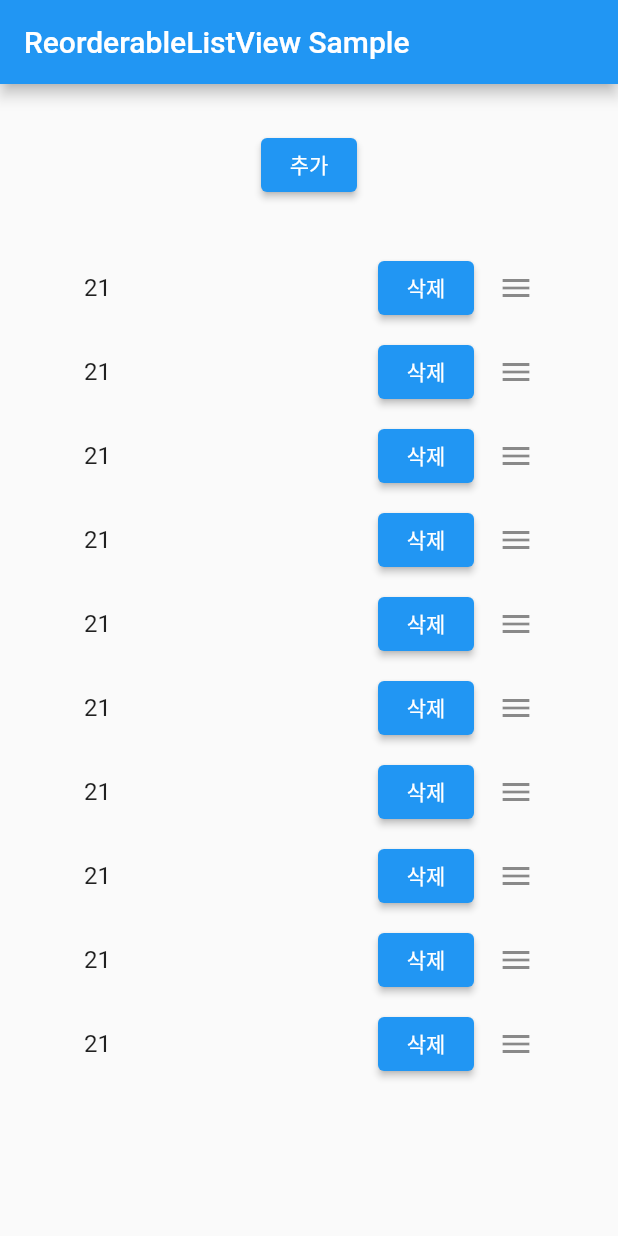
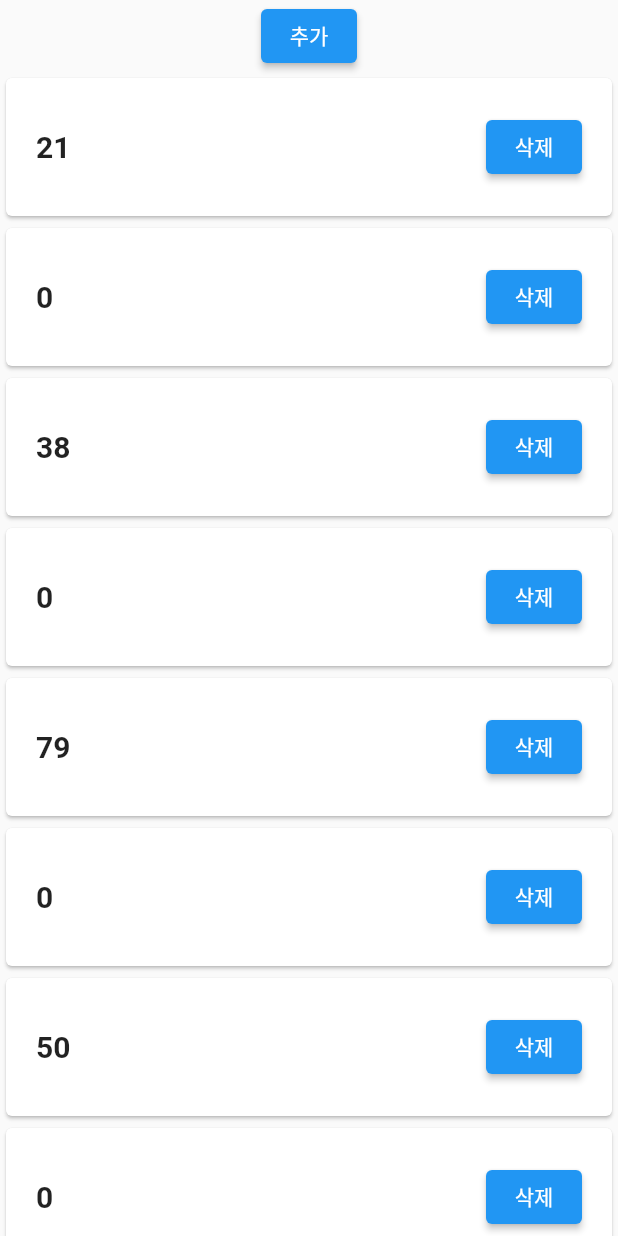
Before and after one commit to pyowonsik/flutter_assignment, a Flutter app: the screen it shows after launch, on a phone screen of 412 x 824 dp. Run offline on Flutter 3.47's test engine with Material 2 defaults, Android fonts, the phone set to English and light mode, and no system bars.

Commit message:
feature : 드래그 기능

```diff
--- a/lib/main.dart
+++ b/lib/main.dart
@@ -1,5 +1,6 @@
 import 'package:flutter/material.dart';
 import 'package:flutter_assignment/src/assignment/dart_assignment/dart_assignment.dart';
+import 'package:flutter_assignment/src/assignment/flutter_assignment/draggable_widget.dart';
 import 'package:flutter_assignment/src/assignment/flutter_assignment/flutter_assignment.dart';
 
 void main() {
@@ -18,7 +19,7 @@ class MyApp extends StatelessWidget {
       ),
       // home: const FlutterAssignment(),
 
-      home: const ReorderableApp(),
+      home: const FlutterAssignment(),
     );
   }
 }
--- a/lib/src/assignment/flutter_assignment/flutter_assignment.dart
+++ b/lib/src/assignment/flutter_assignment/flutter_assignment.dart
@@ -1,12 +1,12 @@
 import 'dart:math';
 
-import 'package:drag_and_drop_lists/drag_and_drop_item.dart';
-import 'package:drag_and_drop_lists/drag_and_drop_list.dart';
-import 'package:drag_and_drop_lists/drag_and_drop_lists.dart';
-import 'package:draggable_fab/draggable_fab.dart';
+// import 'package:drag_and_drop_lists/drag_and_drop_item.dart';
+// import 'package:drag_and_drop_lists/drag_and_drop_list.dart';
+// import 'package:drag_and_drop_lists/drag_and_drop_lists.dart';
+// import 'package:draggable_fab/draggable_fab.dart';
+// import 'package:flutter_assignment/src/assignment/flutter_assignment/data/draggable_lists.dart';
+// import 'package:flutter_assignment/src/assignment/flutter_assignment/model/draggabl_list.dart';
 import 'package:flutter/material.dart';
-import 'package:flutter_assignment/src/assignment/flutter_assignment/data/draggable_lists.dart';
-import 'package:flutter_assignment/src/assignment/flutter_assignment/model/draggabl_list.dart';
 
 // 과제 1.
 // 1. 초기에 10개의 랜덤한 숫자를 생성해 card 형태로 보여준다.
@@ -17,230 +17,235 @@ import 'package:flutter_assignment/src/assignment/flutter_assignment/model/dragg
 
 // git - pyowonsik branch에서 작업 하고 기능 단위 커밋 -> origin pyowonsik push -> github에서 PR 후 Merge 하기
 
-import 'package:flutter/material.dart';
+class FlutterAssignment extends StatefulWidget {
+  const FlutterAssignment({Key? key}) : super(key: key);
 
-void main() => runApp(const ReorderableApp());
+  @override
+  _FlutterAssignment createState() => _FlutterAssignment();
+}
 
-class ReorderableApp extends StatelessWidget {
-  const ReorderableApp({super.key});
+Random randomSeed = Random();
+
+class _FlutterAssignment extends State<FlutterAssignment> {
+  List<int> numbers = [];
+  var changeNumber;
+  var resultNumber = 0;
+
+  var result = 0;
+
+  // int? randNum;
+  // 화면 변화할때 사용.
+  @override
+  void initState() {
+    super.initState();
+    for (var i = 0; i < 10; i++) {
+      numbers.add(randomSeed.nextInt(100) + 1);
+    }
+  }
 
   @override
   Widget build(BuildContext context) {
-    return MaterialApp(
-      home: Scaffold(
-        appBar: AppBar(title: const Text('ReorderableListView Sample')),
-        body: const ReorderableExample(),
+    return Scaffold(
+      body: Column(
+        crossAxisAlignment: CrossAxisAlignment.center,
+        children: [
+          Row(
+            mainAxisAlignment: MainAxisAlignment.center,
+            children: [
+              ElevatedButton(
+                  onPressed: () {
+                    setState(() {
+                      numbers.add(randomSeed.nextInt(100) + 1);
+                    });
+                  },
+                  child: const Text('추가')),
+            ],
+          ),
+          // feedback = cur index.toString
+          // child = list
+          // dragtarget = pre index.toString
+
+          Expanded(
+            child: ListView.builder(
+                itemCount: numbers.length,
+                itemBuilder: (BuildContext context, int index) {
+                  return Column(
+                    children: [
+                      //
+
+                      Draggable(
+                        data: numbers[index],
+
+                        //feedback
+                        feedback: GestureDetector(
+                          onTap: () {
+                            setState(() {});
+                          },
+                          child: SizedBox(
+                            height: 100,
+                            child: Card(
+                              child: Padding(
+                                padding:
+                                    const EdgeInsets.fromLTRB(20, 0, 20, 0),
+                                child: Row(
+                                  mainAxisAlignment:
+                                      MainAxisAlignment.spaceBetween,
+                                  children: [
+                                    Text(
+                                      numbers[index].toString(),
+                                      style: const TextStyle(
+                                          fontSize: 20,
+                                          fontWeight: FontWeight.bold),
+                                    ),
+                                    ElevatedButton(
+                                        onPressed: () {},
+                                        child: const Text('삭제')),
+                                  ],
+                                ),
+                              ),
+                            ),
+                          ),
+                        ),
+
+                        // child
+                        child: GestureDetector(
+                          onTap: () {
+                            setState(() {
+                              numbers[index]++;
+                            });
+                          },
+                          child: SizedBox(
+                            height: 100,
+                            child: Card(
+                              child: Padding(
+                                padding:
+                                    const EdgeInsets.fromLTRB(20, 0, 20, 0),
+                                child: Row(
+                                  mainAxisAlignment:
+                                      MainAxisAlignment.spaceBetween,
+                                  children: [
+                                    Text(
+                                      numbers[index].toString(),
+                                      style: const TextStyle(
+                                          fontSize: 20,
+                                          fontWeight: FontWeight.bold),
+                                    ),
+                                    ElevatedButton(
+                                        onPressed: () {
+                                          setState(() {
+                                            numbers.remove(numbers[index]);
+                                          });
+                                        },
+                                        child: const Text('삭제')),
+                                  ],
+                                ),
+                              ),
+                            ),
+                          ),
+                        ),
+
+                        // onDragStarted: () {
+                        //   print(index);
+
+                        //   // 드래그 타겟을 다른 리스트의 인덱스로 바꿔줌
+                        //   DragTarget(
+                        //     builder: (
+                        //       BuildContext context,
+                        //       List<dynamic> accepted,
+                        //       List<dynamic> rejected,
+                        //     ) {
+                        //       return Container();
+                        //     },
+                        //     onAccept: (data) {
+                        //       setState(() {
+                        //         data:
+                        //         result;
+                        //       });
+                        //     },
+                        //   );
+                        // },
+                      ),
+
+                      // Sample Target
+                      DragTarget(
+                        builder: (
+                          BuildContext context,
+                          List<dynamic> accepted,
+                          List<dynamic> rejected,
+                        ) {
+                          return SizedBox(
+                            height: 100,
+                            child: Card(
+                              child: Padding(
+                                padding:
+                                    const EdgeInsets.fromLTRB(20, 0, 20, 0),
+                                child: Row(
+                                  mainAxisAlignment:
+                                      MainAxisAlignment.spaceBetween,
+                                  children: [
+                                    Text(
+                                      result.toString(),
+                                      style: const TextStyle(
+                                          fontSize: 20,
+                                          fontWeight: FontWeight.bold),
+                                    ),
+                                    ElevatedButton(
+                                        onPressed: () {
+                                          setState(() {});
+                                        },
+                                        child: const Text('삭제')),
+                                  ],
+                                ),
+                              ),
+                            ),
+                          );
+                        },
+                        onAccept: (int data) {
+                          setState(() {
+                            changeNumber = result;
+                            result = numbers[index];
+                            numbers[index] = changeNumber;
+                          });
+                        },
+                      ),
+                      // Sample Target
+                    ],
+                  );
+                }),
+          ),
+          // Sample Target
+          // DragTarget(
+          //   builder: (
+          //     BuildContext context,
+          //     List<dynamic> accepted,
+          //     List<dynamic> rejected,
+          //   ) {
+          //     return Container(
+          //       height: 100.0,
+          //       width: 100.0,
+          //       color: Colors.cyan,
+          //       child: Center(
+          //         child: Text(
+          //           'Re:  ${result}',
+          //           style: TextStyle(fontSize: 20),
+          //         ),
+          //       ),
+          //     );
+          //   },
+          //   onAccept: (int data) {
+          //     setState(() {
+          //       result = data;
+          //     });
+          //   },
+          // ),
+        ],
       ),
     );
   }
 }
 
-class ReorderableExample extends StatefulWidget {
-  const ReorderableExample({super.key});
-
-  @override
-  State<ReorderableExample> createState() => _MyStatefulWidgetState();
-}
-
-class _MyStatefulWidgetState extends State<ReorderableExample> {
-  final List<int> _items = List<int>.generate(10, (int index) => index);
-
-  List<int> arrNum = [];
-  var randNum;
-
-  // 화면 변화할때 사용.
-  void initState() {
-    super.initState();
-    for (var i = 0; i < 10; i++) {
-      arrNum.add(Random().nextInt(100) + 1);
-    }
-  }
-
-  @override
-  Widget build(BuildContext context) {
-    final ColorScheme colorScheme = Theme.of(context).colorScheme;
-    final Color oddItemColor = colorScheme.primary.withOpacity(0.05);
-    final Color evenItemColor = colorScheme.primary.withOpacity(0.15);
-
-    return Scaffold(
-        body: Column(
-      children: [
-        SizedBox(
-          height: 30,
-        ),
-        ElevatedButton(
-            onPressed: () {
-              setState(() {
-                randNum = Random().nextInt(100) + 1;
-                arrNum.add(randNum);
-              });
-            },
-            child: Text('추가')),
-        SizedBox(
-          height: 30,
-        ),
-        Expanded(
-            child: ReorderableListView(
-          padding: const EdgeInsets.symmetric(horizontal: 40),
-          children: [
-            for (int index = 0; index < arrNum.length; index += 1)
-              ListTile(
-                onTap: () {
-                  setState(() {
-                    arrNum[index]++;
-                  });
-                },
-                key: Key('$index'),
-                // tileColor: arrNum[index].isOdd ? oddItemColor : evenItemColor,
-                title: Row(
-                    mainAxisAlignment: MainAxisAlignment.spaceBetween,
-                    children: [
-                      Text('${arrNum[index]}'),
-                      ElevatedButton(
-                          onPressed: () {
-                            setState(() {
-                              arrNum.remove(arrNum[index]);
-                            });
-                          },
-                          child: Text('삭제')),
-                    ]),
-                trailing: Icon(Icons.menu),
-              ),
-          ],
-          onReorder: (int oldIndex, int newIndex) {
-            setState(() {
-              if (oldIndex < newIndex) {
-                newIndex -= 1;
-              }
-              final int item = arrNum.removeAt(oldIndex);
-              arrNum.insert(newIndex, item);
-            });
-          },
-        )),
-      ],
-    ));
-  }
-}
-
-
-
-
-
-
-
-
-
-
-
-
-
-
-
-
-
-
-
-// class MainPage extends StatefulWidget {
-//   const MainPage({super.key});
-//   @override
-//   _MainPage createState() => _MainPage();
-// }
-
-// class _MainPage extends State<MainPage> {
-//   List<int> arrNum = [];
-//   List<DragAndDropList> _contents = [];
-
-//   @override
-//   void initState() {
-//     super.initState();
-
-//     for (var i = 0; i < 10; i++) {
-//       arrNum.add(Random().nextInt(100) + 1);
-//     }
-
-//     // Generate a list
-//     _contents = List.generate(10, (index) {
-//       return DragAndDropList(
-//         children: <DragAndDropItem>[
-//           DragAndDropItem(
-//             child: InkWell(
-//               onTap: (){
-//                 setState(() {
-//                    arrNum[index] += 1;
-//                    print(arrNum[index]);
-//                 });
-//                },
-//               child: SizedBox(
-//                 height: 100,
-//                 child: Row(
-//                   children: [
-//                     Card(
-//                       child: Text(arrNum[index].toString()),
-//                     ),
-//                   ],
-//                 ),
-//               ),
-//             ),
-//           ),
-//         ],
-//       );
-//     });
-//   }
-
-//   @override
-//   Widget build(BuildContext context) {
-//     return Scaffold(
-//       body: Column(
-//         children: [
-//           ElevatedButton(
-//               onPressed: () {
-//                 setState(() {});
-//               },
-//               child: Text('추가')),
-//           Expanded(
-//             child: DragAndDropLists(
-
-//             children: _contents,
-//             // listDragHandle: buildDragHandle(isList: true),
-//             itemDragHandle: buildDragHandle(),
-//             onItemReorder: _onItemReorder,
-//             onListReorder: _onListReorder,
-//           )),
-//         ],
-//       ),
-//     );
-//   }
-
-//   DragHandle buildDragHandle({bool isList = false}) {
-//     final verticalAlignment = isList
-//         ? DragHandleVerticalAlignment.top
-//         : DragHandleVerticalAlignment.center;
-//     final color = isList ? Colors.blueGrey : Colors.black26;
-
-//     return DragHandle(
-//       verticalAlignment: verticalAlignment,
-//       child: Row(children: [
-//         ElevatedButton(onPressed: () {}, child: Text('삭제')),
-//         Icon(Icons.menu, color: color),
-//       ]),
-//     );
-//   }
-
-//   _onItemReorder(
-//       int oldItemIndex, int oldListIndex, int newItemIndex, int newListIndex) {
-//     setState(() {
-//       var movedItem = _contents[oldListIndex].children.removeAt(oldItemIndex);
-//       _contents[newListIndex].children.insert(newItemIndex, movedItem);
-//     });
-//   }
-
-//   _onListReorder(int oldListIndex, int newListIndex) {
-//     setState(() {
-//       var movedList = _contents.removeAt(oldListIndex);
-//       _contents.insert(newListIndex, movedList);
-//     });
-//   }
-// }
+// // Reorderable
+// import 'package:flutter/material.dart';
 
 // class FlutterAssignment extends StatefulWidget {
 //   const FlutterAssignment({Key? key}) : super(key: key);
@@ -249,72 +254,84 @@ class _MyStatefulWidgetState extends State<ReorderableExample> {
 //   _FlutterAssignment createState() => _FlutterAssignment();
 // }
 
+// Random randomSeed = Random();
+
 // class _FlutterAssignment extends State<FlutterAssignment> {
-//   List<int> arrNum = [];
-//   var randNum;
+//   // final List<int> _items = List<int>.generate(10, (int index) => index);
+//   // int? randomNumber;
+//   List<int> numbers = [];
 
 //   // 화면 변화할때 사용.
+//   @override
 //   void initState() {
 //     super.initState();
 //     for (var i = 0; i < 10; i++) {
-//       arrNum.add(Random().nextInt(100) + 1);
+//       numbers.add(randomSeed.nextInt(100) + 1);
 //     }
 //   }
 
 //   @override
 //   Widget build(BuildContext context) {
+//     // final ColorScheme colorScheme = Theme.of(context).colorScheme;
+//     // final Color oddItemColor = colorScheme.primary.withOpacity(0.05);
+//     // final Color evenItemColor = colorScheme.primary.withOpacity(0.15);
+
 //     return Scaffold(
-//         body: Column(crossAxisAlignment: CrossAxisAlignment.center, children: [
-//       Row(
-//         mainAxisAlignment: MainAxisAlignment.center,
-//         children: [
-//           ElevatedButton(
-//               onPressed: () {
-//                 setState(() {
-//                   randNum = Random().nextInt(100) + 1;
-//                   arrNum.add(randNum);
-//                 });
-//               },
-//               child: Text('추가')),
-//         ],
-//       ),
-//       Expanded(
-//           child: ListView.builder(
-//               itemCount: arrNum.length,
-//               itemBuilder: (BuildContext context, int index) {
-//                 return Row(
-//                     mainAxisAlignment: MainAxisAlignment.center,
+//         body: Column(
+//       children: [
+//         const SizedBox(
+//           height: 30,
+//         ),
+//         ElevatedButton(
+//             onPressed: () {
+//               setState(() {
+//                 // randomNumber = randomSeed.nextInt(100) + 1;
+//                 numbers.add(randomSeed.nextInt(100) + 1);
+//               });
+//             },
+//             child: const Text('추가')),
+//         const SizedBox(
+//           height: 30,
+//         ),
+//         Expanded(
+//             child: ReorderableListView(
+//           padding: const EdgeInsets.symmetric(horizontal: 40),
+//           children: [
+//             for (int index = 0; index < numbers.length; index += 1)
+//               ListTile(
+//                 onTap: () {
+//                   setState(() {
+//                     numbers[index]++;
+//                   });
+//                 },
+//                 key: Key('$index'),
+//                 // tileColor: arrNum[index].isOdd ? oddItemColor : evenItemColor,
+//                 title: Row(
+//                     mainAxisAlignment: MainAxisAlignment.spaceBetween,
 //                     children: [
-//                       Expanded(
-//                           child: InkWell(
-//                         onTap: () {
-//                           setState(() {
-//                             arrNum[index] += 1;
-//                           });
-//                         },
-//                         child: SizedBox(
-//                           height: 100,
-//                           child: Row(
-//                             mainAxisAlignment: MainAxisAlignment.center,
-//                             children: [
-//                               Text(
-//                                 arrNum[index].toString(),
-//                                 style: TextStyle(
-//                                     fontSize: 20, fontWeight: FontWeight.bold),
-//                               ),
-//                             ],
-//                           ),
-//                         ),
-//                       )),
+//                       Text('${numbers[index]}'),
 //                       ElevatedButton(
 //                           onPressed: () {
 //                             setState(() {
-//                               arrNum.remove(arrNum[index]);
+//                               numbers.remove(numbers[index]);
 //                             });
 //                           },
-//                           child: Text('삭제')),
-//                     ]);
-//               })),
-//     ]));
+//                           child: const Text('삭제')),
+//                     ]),
+//                 trailing: const Icon(Icons.menu),
+//               ),
+//           ],
+//           onReorder: (int oldIndex, int newIndex) {
+//             setState(() {
+//               if (oldIndex < newIndex) {
+//                 newIndex -= 1;
+//               }
+//               // final int item = numbers.removeAt(oldIndex);
+//               numbers.insert(newIndex, numbers.removeAt(oldIndex));
+//             });
+//           },
+//         )),
+//       ],
+//     ));
 //   }
 // }
```
Also changed, not shown: lib/src/assignment/flutter_assignment/data/draggable_lists.dart (deleted, +0 -65 lines), lib/src/assignment/flutter_assignment/draggable_widget.dart (added, +83 -0 lines), lib/src/assignment/flutter_assignment/model/draggabl_list.dart (deleted, +0 -19 lines).
